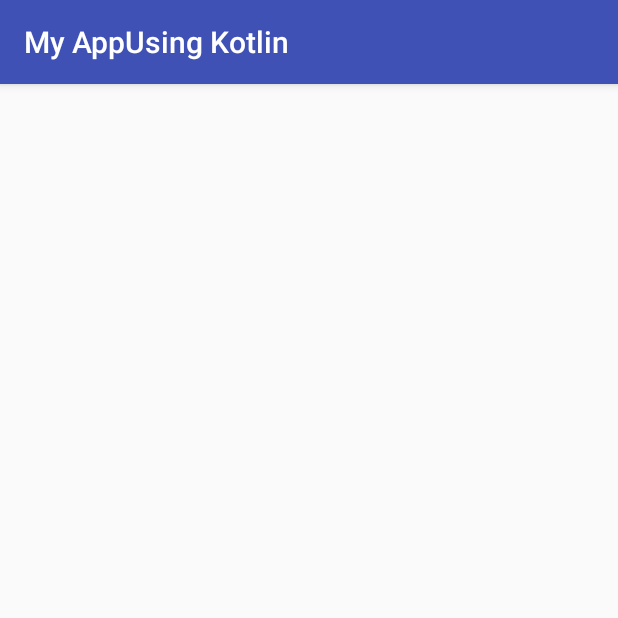
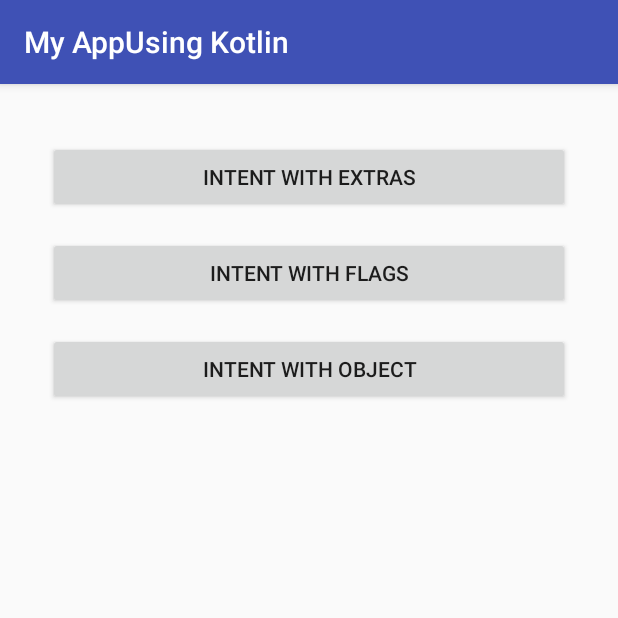
Before and after one commit to guillermounivalle/MyAppUsingKotlin, an Android app: the IntentsActivity screen opened directly, with no data from a screen before it, on a phone screen of 412 x 824 dp, the top half of it. Run offline under Robolectric (Android 15) with nearby library versions, the phone set to English and light mode, and no system bars.

Commit message:
Implementation of Flags, Objects Serializable and Extras for using with Intents in Kotlin

```diff
--- a/app/src/main/AndroidManifest.xml
+++ b/app/src/main/AndroidManifest.xml
@@ -2,7 +2,7 @@
 <manifest xmlns:android="http://schemas.android.com/apk/res/android"
     package="com.example.guillermoandres.myappusingkotlin">
 
-    <uses-permission android:name="android.permission.INTERNET"/>
+    <uses-permission android:name="android.permission.INTERNET" />
 
     <application
         android:allowBackup="true"
@@ -28,7 +28,8 @@
         <activity android:name=".Activities.SharedPreferences" />
         <activity android:name=".Activities.ExtensionsFunctions" />
         <activity android:name=".Activities.LifeCyclesActivity" />
-        <activity android:name=".Activities.LifeCycleEventsActivity"></activity>
+        <activity android:name=".Activities.LifeCycleEventsActivity" />
+        <activity android:name=".IntentExtrasActivity"></activity>
     </application>
 
 </manifest>
--- a/app/src/main/res/layout/activity_intent.xml
+++ b/app/src/main/res/layout/activity_intent.xml
@@ -4,6 +4,53 @@
     xmlns:tools="http://schemas.android.com/tools"
     android:layout_width="match_parent"
     android:layout_height="match_parent"
-    tools:context=".Activities.IntentActivity">
+    tools:context=".Activities.IntentsActivity">
+
+
+    <Button
+        android:id="@+id/buttonIntentsExtras"
+        android:layout_width="0dp"
+        android:layout_height="wrap_content"
+        android:layout_marginBottom="542dp"
+        android:layout_marginEnd="32dp"
+        android:layout_marginStart="32dp"
+        android:layout_marginTop="16dp"
+        android:text="@string/button_intent_extras"
+        app:layout_constraintBottom_toBottomOf="parent"
+        app:layout_constraintEnd_toEndOf="parent"
+        app:layout_constraintHorizontal_bias="0.0"
+        app:layout_constraintStart_toStartOf="parent"
+        app:layout_constraintTop_toTopOf="parent"
+        app:layout_constraintVertical_bias="0.136" />
+
+    <Button
+        android:id="@+id/buttonIntentsFlags"
+        android:layout_width="0dp"
+        android:layout_height="wrap_content"
+        android:layout_marginEnd="32dp"
+        android:layout_marginStart="32dp"
+        android:layout_marginTop="16dp"
+        android:text="@string/button_intent_flags"
+        app:layout_constraintBottom_toBottomOf="parent"
+        app:layout_constraintEnd_toEndOf="parent"
+        app:layout_constraintHorizontal_bias="0.0"
+        app:layout_constraintStart_toStartOf="parent"
+        app:layout_constraintTop_toBottomOf="@+id/buttonIntentsExtras"
+        app:layout_constraintVertical_bias="0.0" />
+
+    <Button
+        android:id="@+id/buttonIntentsObject"
+        android:layout_width="0dp"
+        android:layout_height="wrap_content"
+        android:layout_marginEnd="32dp"
+        android:layout_marginStart="32dp"
+        android:layout_marginTop="16dp"
+        android:text="@string/button_intent_object"
+        app:layout_constraintBottom_toBottomOf="parent"
+        app:layout_constraintEnd_toEndOf="parent"
+        app:layout_constraintHorizontal_bias="0.0"
+        app:layout_constraintStart_toStartOf="parent"
+        app:layout_constraintTop_toBottomOf="@+id/buttonIntentsFlags"
+        app:layout_constraintVertical_bias="0.0" />
 
 </android.support.constraint.ConstraintLayout>
--- a/app/src/main/res/values/strings.xml
+++ b/app/src/main/res/values/strings.xml
@@ -16,5 +16,9 @@
     <string name="button_Multi_3">Botón Múltiple 3</string>
     <string name="button_kat_id">BUTTON FINDVIEWBYID</string>
     <string name="button_kat_kat">BUTTON BY KAT</string>
+    <string name="button_intent_extras">Intent With Extras</string>
+    <string name="button_intent_flags">Intent With Flags</string>
+    <string name="button_intent_object">Intent With Object</string>
+    <string name="button_back">Go Back</string>
 
 </resources>
```
Also changed, not shown: app/src/main/java/com/example/guillermoandres/myappusingkotlin/Activities/IntentsActivity.kt (+52 -0 lines), app/src/main/java/com/example/guillermoandres/myappusingkotlin/IntentExtrasActivity.kt (added, +84 -0 lines), app/src/main/java/com/example/guillermoandres/myappusingkotlin/models/Student.kt (added, +84 -0 lines), app/src/main/res/layout/activity_intent_extras.xml (added, +59 -0 lines).
